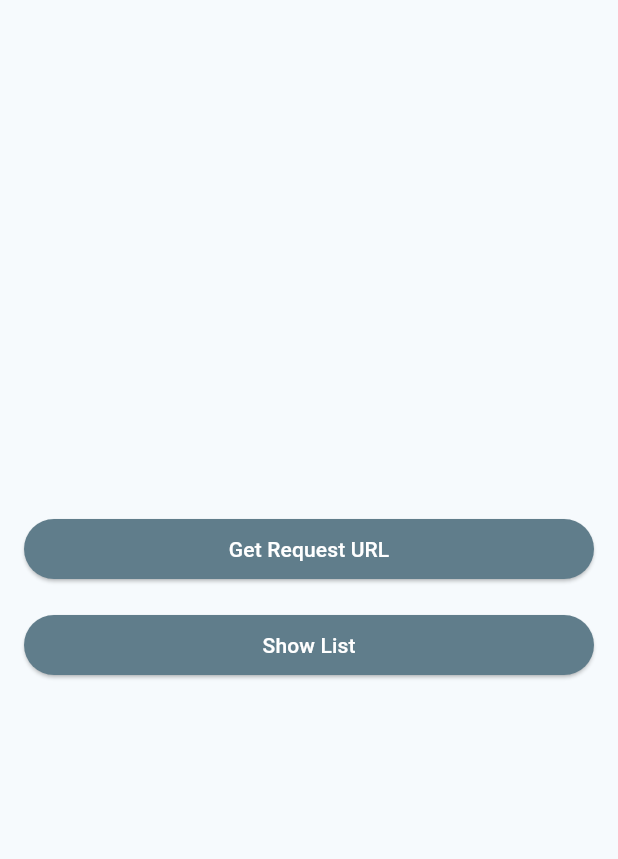
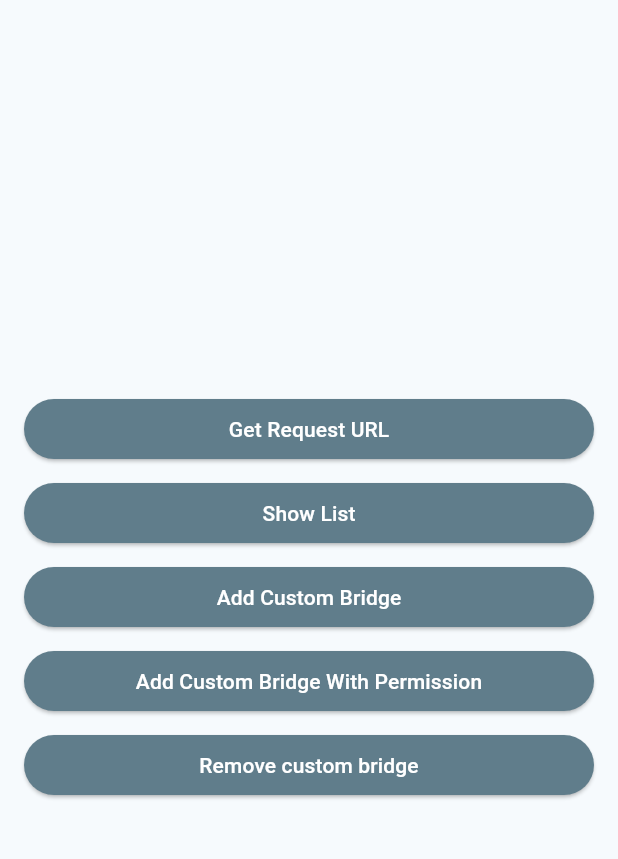
Before and after one commit to silverguard-br/cam-sdk-flutter, a Flutter app: the screen it shows after launch, on a phone screen of 412 x 824 dp, the part 63-922 px from its top. Run offline on Flutter 3.47's test engine with Material 3 defaults, Android fonts, the phone set to English and light mode, and no system bars; our stand-ins replace file_picker, permission_handler, webview_flutter; missing offline and left inert: webview_flutter_android.

Commit message:
feat: add exemple to silverguard bridge

```diff
--- a/example/lib/main.dart
+++ b/example/lib/main.dart
@@ -1,5 +1,6 @@
 import 'dart:math';
 
+import 'package:example/custom_bridge.dart';
 import 'package:flutter/material.dart';
 import 'package:silverguard/silverguard.dart';
 
@@ -32,6 +33,9 @@ class MyHomePage extends StatefulWidget {
 }
 
 class _MyHomePageState extends State<MyHomePage> {
+  final customBridge = CustomBridge();
+  final customBridgeWithPermission = CustomBridgeWithPermission();
+
   @override
   void initState() {
     super.initState();
@@ -59,6 +63,7 @@ class _MyHomePageState extends State<MyHomePage> {
         child: Column(
           mainAxisAlignment: MainAxisAlignment.center,
           crossAxisAlignment: CrossAxisAlignment.stretch,
+          spacing: 8,
           children: [
             ElevatedButton(
               style: ElevatedButton.styleFrom(
@@ -90,7 +95,6 @@ class _MyHomePageState extends State<MyHomePage> {
               },
               child: const Text('Get Request URL'),
             ),
-            SizedBox(height: 16),
             ElevatedButton(
               style: ElevatedButton.styleFrom(
                 backgroundColor: Colors.blueGrey,
@@ -104,6 +108,32 @@ class _MyHomePageState extends State<MyHomePage> {
               },
               child: const Text('Show List'),
             ),
+            ElevatedButton(
+              style: ElevatedButton.styleFrom(
+                backgroundColor: Colors.blueGrey,
+                foregroundColor: Colors.white,
+              ),
+              onPressed: () =>
+                  SilverguardCAM.setSilverguardBridge(customBridge),
+              child: const Text('Add Custom Bridge'),
+            ),
+            ElevatedButton(
+              style: ElevatedButton.styleFrom(
+                backgroundColor: Colors.blueGrey,
+                foregroundColor: Colors.white,
+              ),
+              onPressed: () =>
+                  SilverguardCAM.setSilverguardBridge(customBridge),
+              child: const Text('Add Custom Bridge With Permission'),
+            ),
+            ElevatedButton(
+              style: ElevatedButton.styleFrom(
+                backgroundColor: Colors.blueGrey,
+                foregroundColor: Colors.white,
+              ),
+              onPressed: () => SilverguardCAM.setSilverguardBridge(null),
+              child: const Text('Remove custom bridge'),
+            ),
           ],
         ),
       ),
```
Also changed, not shown: example/lib/custom_bridge.dart (added, +36 -0 lines).
